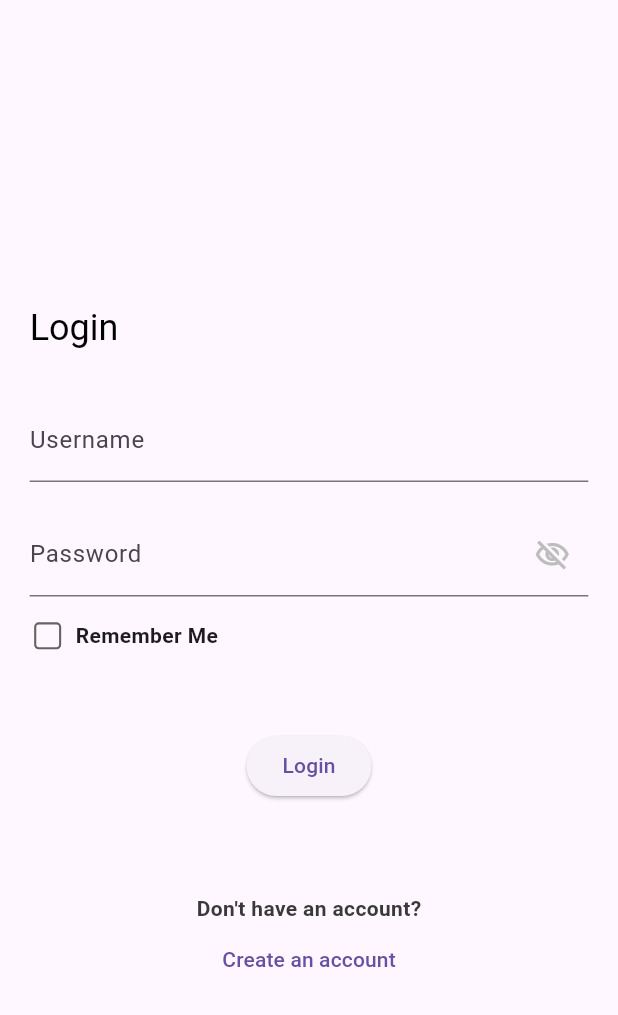
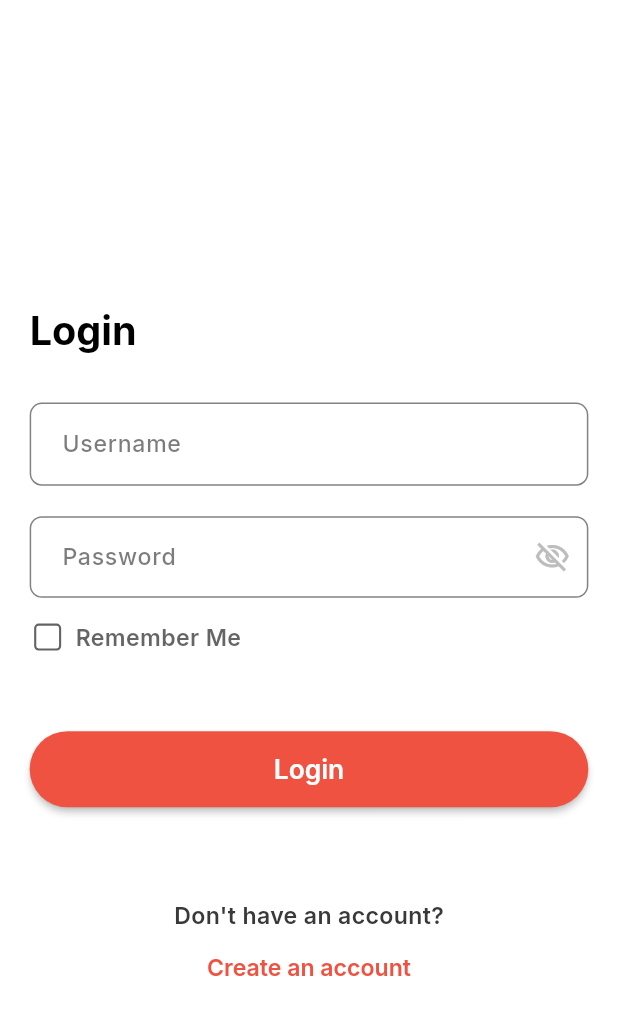
Before and after one commit to bishal-rumba007/catering-service-app, a Flutter app: the screen it shows after launch, on a phone screen of 412 x 824 dp. Shown: the top 1015 px of the screen. Run offline on Flutter 3.47's test engine with Material 3 defaults, Android fonts, the phone set to English and light mode, and no system bars; our stand-ins replace cloud_firestore, firebase_auth, firebase_core, flutter_chat_types, flutter_riverpod, flutter_screenutil and 3 more; missing offline and left inert: flutter_firebase_chat_core; accounts and stored records are empty.

Commit message:
update theme

```diff
--- a/lib/src/app.dart
+++ b/lib/src/app.dart
@@ -16,7 +16,7 @@ class MainApp extends StatelessWidget {
         return MaterialApp(
           debugShowCheckedModeBanner: false,
           title: 'Flutter Demo',
-          theme: AppTheme().lightMode,
+          theme: lightMode,
           home: const StatusScreen(),
           navigatorKey: navigatorKey,
         );
```
